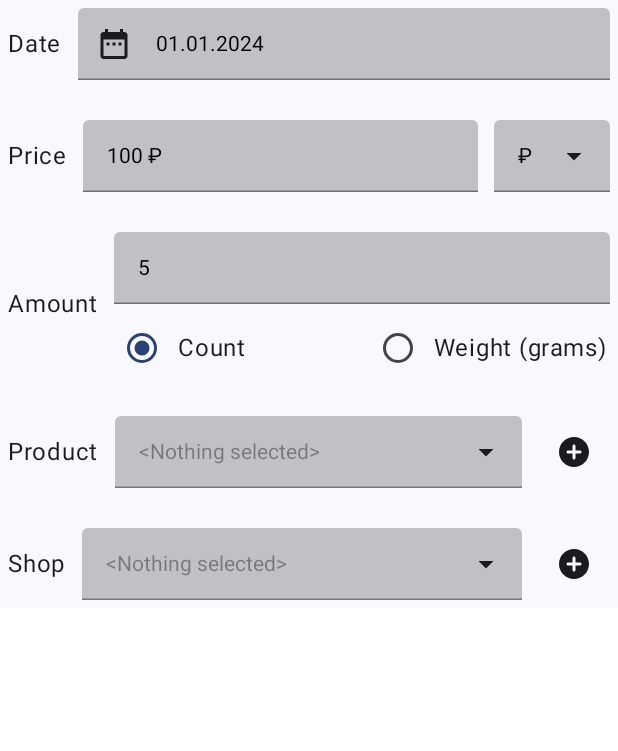
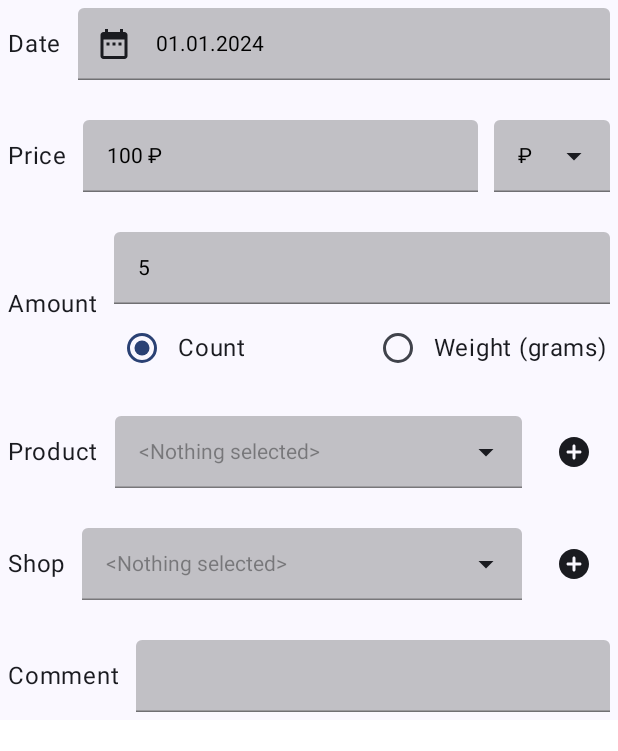
Before and after one commit to Ircover/MVI-Compose-Housekeeper, an Android app built with Jetpack Compose: the @Preview function PreviewSpendCardScreen_Default, on a phone screen of 412 x 824 dp. Shown: the top 751 px of the screen. Run offline under Robolectric (Android 15) with nearby library versions, the phone set to English and light mode, and no system bars; libraries missing offline, so code that uses them is left out: org.orbitmvi.orbit.

Commit message:
feature: добавляет поле комментария

```diff
--- a/app/src/main/AndroidManifest.xml
+++ b/app/src/main/AndroidManifest.xml
@@ -17,7 +17,7 @@
             android:exported="true"
             android:label="@string/app_name"
             android:theme="@style/Theme.Housekeeper"
-            android:windowSoftInputMode="adjustResize">
+            android:windowSoftInputMode="adjustPan">
             <intent-filter>
                 <action android:name="android.intent.action.MAIN" />
 
--- a/app/src/main/java/com/example/housekeeper/presentation/spend_card/SpendCardScreen.kt
+++ b/app/src/main/java/com/example/housekeeper/presentation/spend_card/SpendCardScreen.kt
@@ -124,6 +124,11 @@ fun SpendCardScreen(
                 SpendCardUIEvent.DateChanged(date)
             }
         }
+        val onCommentChanged = remember {
+            spendCardViewModel.accept { newComment: TextFieldValue ->
+                SpendCardUIEvent.CommentChanged(newComment)
+            }
+        }
         SpendCardScreen(
             innerPadding,
             snackbarHostState,
@@ -139,6 +144,7 @@ fun SpendCardScreen(
             onShopAddClick,
             onShopDeleteClick,
             onDateChanged,
+            onCommentChanged,
         )
     }
 }
@@ -159,6 +165,7 @@ private fun SpendCardScreen(
     onShopAddClick: () -> Unit,
     onShopDeleteClick: (Shop) -> Unit,
     onDateChanged: (Long) -> Unit,
+    onCommentChanged: (TextFieldValue) -> Unit,
 ) {
     val context = LocalContext.current
     val state = spendCardViewModel.collectState().value
@@ -216,6 +223,7 @@ private fun SpendCardScreen(
             onShopAddClick = onShopAddClick,
             onShopDeleteClick = onShopDeleteClick,
             onDateClick = onDateClick,
+            onCommentChanged = onCommentChanged,
         )
         if (isAddProductDialogVisible) {
             AddProductDialog(
@@ -266,6 +274,7 @@ private fun RenderSpendCardViewModel(
     onShopAddClick: () -> Unit = { },
     onShopDeleteClick: (Shop) -> Unit = { },
     onDateClick: () -> Unit = { },
+    onCommentChanged: (TextFieldValue) -> Unit = { },
 ) {
     val currentOnPriceChanged by rememberUpdatedState(onPriceChanged)
     val currentOnCurrencyChanged by rememberUpdatedState(onCurrencyChanged)
@@ -277,6 +286,8 @@ private fun RenderSpendCardViewModel(
     val currentOnShopChanged by rememberUpdatedState(onShopChanged)
     val currentOnShopAddClick by rememberUpdatedState(onShopAddClick)
     val currentOnShopDeleteClick by rememberUpdatedState(onShopDeleteClick)
+    val currentOnDateClick by rememberUpdatedState(onDateClick)
+    val currentOnCommentChanged by rememberUpdatedState(onCommentChanged)
 
     Column(
         verticalArrangement = Arrangement.spacedVerticallyByDefault(),
@@ -291,7 +302,7 @@ private fun RenderSpendCardViewModel(
             )
             DateTextField(
                 date = state.dateString,
-                onClick = onDateClick,
+                onClick = currentOnDateClick,
                 modifier = Modifier
                     .paddingSmall()
                     .fillMaxWidth(),
@@ -452,6 +463,22 @@ private fun RenderSpendCardViewModel(
                 )
             }
         }
+        //Комментарий
+        Row(
+            verticalAlignment = Alignment.CenterVertically,
+        ) {
+            Text(
+                text = stringResource(R.string.comment),
+                modifier = Modifier.paddingSmall(),
+            )
+            CustomTextField(
+                value = state.comment,
+                onValueChange = currentOnCommentChanged,
+                modifier = Modifier
+                    .fillMaxWidth()
+                    .paddingSmall(),
+            )
+        }
     }
 }
 
@@ -474,7 +501,8 @@ fun PreviewSpendCardScreen_Default() {
                     availableProducts = emptyImmutableList(),
                     isShopDropdownEnabled = false,
                     shop = null,
-                    availableShops = emptyImmutableList()
+                    availableShops = emptyImmutableList(),
+                    comment = TextFieldValue()
                 ),
             )
         }
--- a/app/src/main/java/com/example/housekeeper/presentation/spend_card/SpendCardState.kt
+++ b/app/src/main/java/com/example/housekeeper/presentation/spend_card/SpendCardState.kt
@@ -21,4 +21,5 @@ data class SpendCardState(
     val isShopDropdownEnabled: Boolean,
     val shop: Shop?,
     val availableShops: ImmutableList<Shop>,
+    val comment: TextFieldValue,
 )
--- a/app/src/main/java/com/example/housekeeper/presentation/spend_card/SpendCardUIEvent.kt
+++ b/app/src/main/java/com/example/housekeeper/presentation/spend_card/SpendCardUIEvent.kt
@@ -21,4 +21,5 @@ sealed interface SpendCardUIEvent : UIEvent {
     data class AddShop(val name: String) : SpendCardUIEvent
     data class DeleteShopClick(val shop: Shop) : SpendCardUIEvent
     data class DateChanged(val newValue: Long) : SpendCardUIEvent
+    data class CommentChanged(val newValue: TextFieldValue) : SpendCardUIEvent
 }
--- a/app/src/main/res/values/strings.xml
+++ b/app/src/main/res/values/strings.xml
@@ -19,4 +19,5 @@
     <string name="shop">Shop</string>
     <string name="date">Date</string>
     <string name="ok">OK</string>
+    <string name="comment">Comment</string>
 </resources>
```
Also changed, not shown: app/src/main/java/com/example/housekeeper/presentation/spend_card/SpendCardViewModel.kt (+9 -1 lines).
